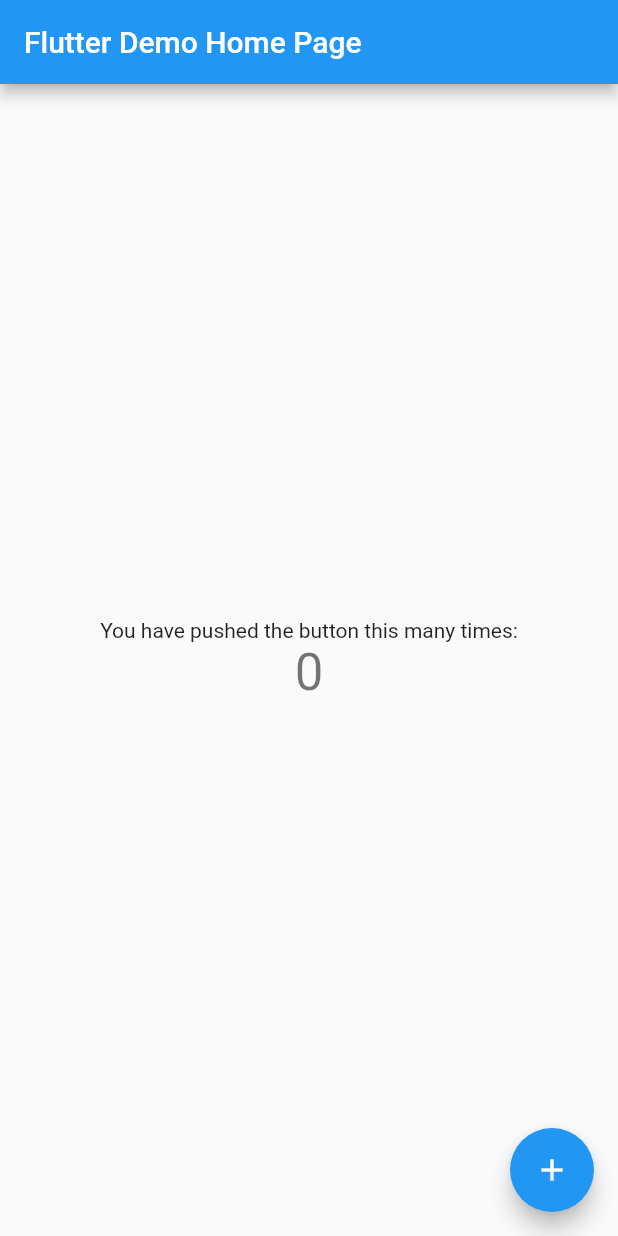
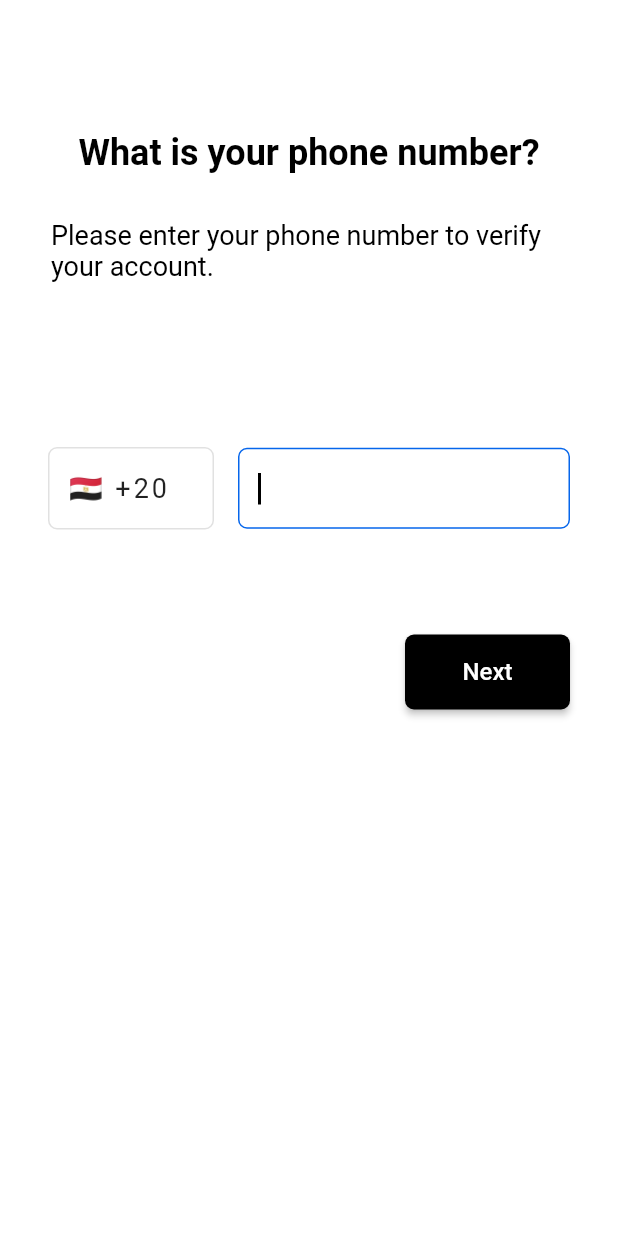
Before and after one commit to MohamedEssam-900009/google_maps, a Flutter app: the screen it shows after launch, on a phone screen of 412 x 824 dp. Run offline on Flutter 3.47's test engine with Material 2 defaults, Android fonts, the phone set to English and light mode, and no system bars; our stand-ins replace firebase_core; accounts and stored records are empty.

Commit message:
finished login screen

```diff
--- /dev/null
+++ b/lib/app_router.dart
@@ -0,0 +1,15 @@
+import 'package:flutter/material.dart';
+import 'package:google_maps/constants/strings.dart';
+import 'package:google_maps/presentation/screens/login_screen.dart';
+
+class AppRouter {
+  Route? generateRoute(RouteSettings settings) {
+    switch (settings.name) {
+      case loginScreen:
+        return MaterialPageRoute(
+          builder: (context) =>  LoginScreen(),
+          settings: settings,
+        );
+    }
+  }
+}
--- /dev/null
+++ b/lib/constants/my_colors.dart
@@ -0,0 +1,7 @@
+import 'package:flutter/material.dart';
+
+class MyColors {
+  static const Color blue = Color(0xff0666EB);
+  static const Color lightBlue = Color(0xffE5EFFD);
+  static const Color lightGrey = Color(0xffE1E1E1);
+}
--- /dev/null
+++ b/lib/constants/strings.dart
@@ -0,0 +1 @@
+const loginScreen = '/';
--- a/lib/main.dart
+++ b/lib/main.dart
@@ -1,115 +1,26 @@
+import 'package:firebase_core/firebase_core.dart';
 import 'package:flutter/material.dart';
+import 'package:google_maps/app_router.dart';
 
-void main() {
-  runApp(const MyApp());
+void main() async {
+  WidgetsFlutterBinding.ensureInitialized();
+  await Firebase.initializeApp();
+  runApp(
+    MyApp(
+      appRouter: AppRouter(),
+    ),
+  );
 }
 
 class MyApp extends StatelessWidget {
-  const MyApp({Key? key}) : super(key: key);
-
-  // This widget is the root of your application.
+  const MyApp({Key? key, required this.appRouter}) : super(key: key);
+  final AppRouter appRouter;
   @override
   Widget build(BuildContext context) {
     return MaterialApp(
-      title: 'Flutter Demo',
-      theme: ThemeData(
-        // This is the theme of your application.
-        //
-        // Try running your application with "flutter run". You'll see the
-        // application has a blue toolbar. Then, without quitting the app, try
-        // changing the primarySwatch below to Colors.green and then invoke
-        // "hot reload" (press "r" in the console where you ran "flutter run",
-        // or simply save your changes to "hot reload" in a Flutter IDE).
-        // Notice that the counter didn't reset back to zero; the application
-        // is not restarted.
-        primarySwatch: Colors.blue,
-      ),
-      home: const MyHomePage(title: 'Flutter Demo Home Page'),
+      debugShowCheckedModeBanner: false,
+      title: 'Google Maps',
+      onGenerateRoute: appRouter.generateRoute,
     );
   }
 }
-
-class MyHomePage extends StatefulWidget {
-  const MyHomePage({Key? key, required this.title}) : super(key: key);
-
-  // This widget is the home page of your application. It is stateful, meaning
-  // that it has a State object (defined below) that contains fields that affect
-  // how it looks.
-
-  // This class is the configuration for the state. It holds the values (in this
-  // case the title) provided by the parent (in this case the App widget) and
-  // used by the build method of the State. Fields in a Widget subclass are
-  // always marked "final".
-
-  final String title;
-
-  @override
-  State<MyHomePage> createState() => _MyHomePageState();
-}
-
-class _MyHomePageState extends State<MyHomePage> {
-  int _counter = 0;
-
-  void _incrementCounter() {
-    setState(() {
-      // This call to setState tells the Flutter framework that something has
-      // changed in this State, which causes it to rerun the build method below
-      // so that the display can reflect the updated values. If we changed
-      // _counter without calling setState(), then the build method would not be
-      // called again, and so nothing would appear to happen.
-      _counter++;
-    });
-  }
-
-  @override
-  Widget build(BuildContext context) {
-    // This method is rerun every time setState is called, for instance as done
-    // by the _incrementCounter method above.
-    //
-    // The Flutter framework has been optimized to make rerunning build methods
-    // fast, so that you can just rebuild anything that needs updating rather
-    // than having to individually change instances of widgets.
-    return Scaffold(
-      appBar: AppBar(
-        // Here we take the value from the MyHomePage object that was created by
-        // the App.build method, and use it to set our appbar title.
-        title: Text(widget.title),
-      ),
-      body: Center(
-        // Center is a layout widget. It takes a single child and positions it
-        // in the middle of the parent.
-        child: Column(
-          // Column is also a layout widget. It takes a list of children and
-          // arranges them vertically. By default, it sizes itself to fit its
-          // children horizontally, and tries to be as tall as its parent.
-          //
-          // Invoke "debug painting" (press "p" in the console, choose the
-          // "Toggle Debug Paint" action from the Flutter Inspector in Android
-          // Studio, or the "Toggle Debug Paint" command in Visual Studio Code)
-          // to see the wireframe for each widget.
-          //
-          // Column has various properties to control how it sizes itself and
-          // how it positions its children. Here we use mainAxisAlignment to
-          // center the children vertically; the main axis here is the vertical
-          // axis because Columns are vertical (the cross axis would be
-          // horizontal).
-          mainAxisAlignment: MainAxisAlignment.center,
-          children: <Widget>[
-            const Text(
-              'You have pushed the button this many times:',
-            ),
-            Text(
-              '$_counter',
-              style: Theme.of(context).textTheme.headline4,
-            ),
-          ],
-        ),
-      ),
-      floatingActionButton: FloatingActionButton(
-        onPressed: _incrementCounter,
-        tooltip: 'Increment',
-        child: const Icon(Icons.add),
-      ), // This trailing comma makes auto-formatting nicer for build methods.
-    );
-  }
-}
--- /dev/null
+++ b/lib/presentation/screens/login_screen.dart
@@ -0,0 +1,162 @@
+import 'package:flutter/material.dart';
+import 'package:google_maps/constants/my_colors.dart';
+
+// ignore: must_be_immutable
+class LoginScreen extends StatelessWidget {
+  LoginScreen({Key? key}) : super(key: key);
+  late String phoneNumber;
+  Widget _buildIntroTexts() {
+    return Column(
+      children: [
+        const Text(
+          'What is your phone number?',
+          style: TextStyle(
+              color: Colors.black, fontSize: 24.0, fontWeight: FontWeight.bold),
+        ),
+        const SizedBox(
+          height: 30.0,
+        ),
+        Container(
+          margin: const EdgeInsets.symmetric(horizontal: 2),
+          child: const Text(
+            'Please enter your phone number to verify your account.',
+            style: TextStyle(
+              color: Colors.black,
+              fontSize: 18.0,
+            ),
+          ),
+        )
+      ],
+    );
+  }
+
+  Widget _buildPhoneFormField() {
+    return Row(
+      children: [
+        Expanded(
+          flex: 1,
+          child: Container(
+            padding: const EdgeInsets.symmetric(
+              horizontal: 12.0,
+              vertical: 16.0,
+            ),
+            decoration: BoxDecoration(
+              border: Border.all(
+                color: MyColors.lightGrey,
+              ),
+              borderRadius: const BorderRadius.all(
+                Radius.circular(6.0),
+              ),
+            ),
+            child: Text(
+              '${generateCountryFlag()} +20',
+              style: const TextStyle(
+                fontSize: 18.0,
+                letterSpacing: 2.0,
+              ),
+            ),
+          ),
+        ),
+        const SizedBox(
+          width: 16.0,
+        ),
+        Expanded(
+          flex: 2,
+          child: Container(
+            width: double.infinity,
+            padding: const EdgeInsets.symmetric(
+              horizontal: 12.0,
+              vertical: 2.0,
+            ),
+            decoration: BoxDecoration(
+              border: Border.all(
+                color: MyColors.blue,
+              ),
+              borderRadius: const BorderRadius.all(
+                Radius.circular(6.0),
+              ),
+            ),
+            child: TextFormField(
+              autofocus: true,
+              style: const TextStyle(
+                fontSize: 18.0,
+                letterSpacing: 2.0,
+              ),
+              decoration: const InputDecoration(
+                border: InputBorder.none,
+              ),
+              cursorColor: Colors.black,
+              keyboardType: TextInputType.phone,
+              validator: (value) {
+                if (value!.isEmpty) {
+                  return 'Please enter your phone number';
+                } else if (value.length > 11) {
+                  return 'Too short for a phone number';
+                }
+                return null;
+              },
+              onSaved: (value) {
+                phoneNumber = value!;
+              },
+            ),
+          ),
+        ),
+      ],
+    );
+  }
+
+  String generateCountryFlag() {
+    String countryCode = 'eg';
+    String flag = countryCode.toUpperCase().replaceAllMapped(RegExp(r'[A-Z]'),
+        (match) => String.fromCharCode(match.group(0)!.codeUnitAt(0) + 127397));
+
+    return flag;
+  }
+
+  Widget _buildNextButton() {
+    return Align(
+      alignment: Alignment.centerRight,
+      child: ElevatedButton(
+        onPressed: () {},
+        style: ElevatedButton.styleFrom(
+          minimumSize: const Size(110, 50),
+          primary: Colors.black,
+          shape: RoundedRectangleBorder(
+            borderRadius: BorderRadius.circular(6.0),
+          ),
+        ),
+        child: const Text(
+          'Next',
+          style: TextStyle(color: Colors.white, fontSize: 16.0),
+        ),
+      ),
+    );
+  }
+
+  @override
+  Widget build(BuildContext context) {
+    return SafeArea(
+      child: Scaffold(
+        backgroundColor: Colors.white,
+        body: Form(
+          child: Container(
+            margin:
+                const EdgeInsets.symmetric(horizontal: 32.0, vertical: 88.0),
+            child: Column(
+              crossAxisAlignment: CrossAxisAlignment.start,
+              children: [
+                _buildIntroTexts(),
+                const SizedBox(
+                  height: 110.0,
+                ),
+                _buildPhoneFormField(),
+                const SizedBox(height: 70.0,),
+                _buildNextButton(),
+              ],
+            ),
+          ),
+        ),
+      ),
+    );
+  }
+}
```
Also changed, not shown: pubspec.yaml (+12 -0 lines), assets/icon/logo.png (added), pubspec.lock, 44 other files.
